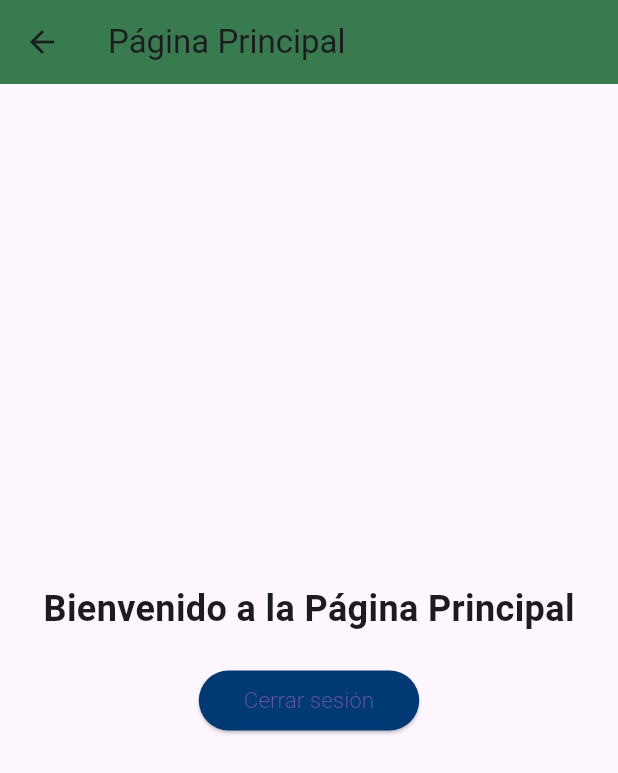
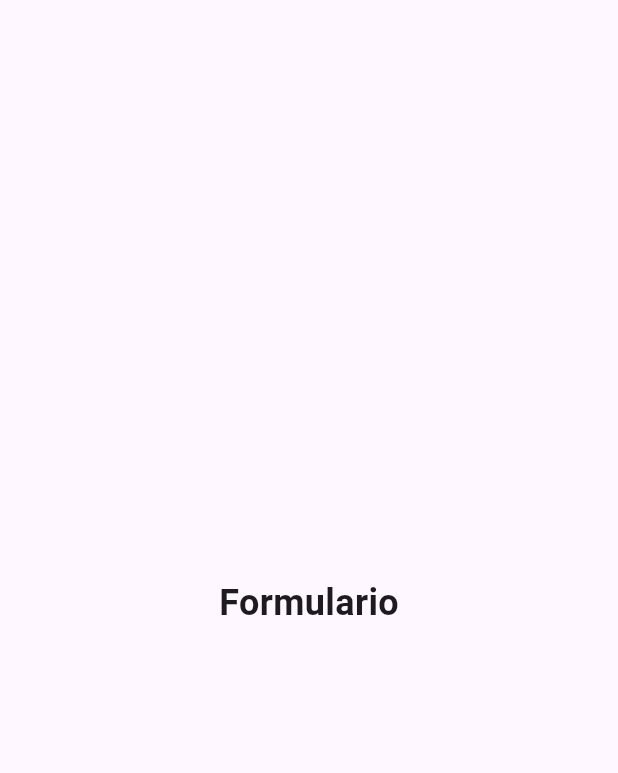
Before and after one commit to irh1n0c/registros-fismet_app, a Flutter app: the HomePage screen opened by its route, on a phone screen of 412 x 824 dp. Shown: the top 773 px of the screen. Run offline on Flutter 3.47's test engine with Material 3 defaults, Android fonts, the light colour scheme and no system bars; our stand-ins replace firebase_auth, firebase_core; accounts and stored records are empty.

Commit message:
backup home_screen

```diff
--- a/lib/login/home_page.dart
+++ b/lib/login/home_page.dart
@@ -5,39 +5,16 @@ class HomePage extends StatelessWidget {
 
   @override
   Widget build(BuildContext context) {
-    return Scaffold(
-      appBar: AppBar(
-        title: const Text('Página Principal'),
-        backgroundColor: const Color.fromARGB(255, 55, 123, 78), // Mismo color que el botón de login
-      ),
+    return const Scaffold(
       body: Center(
         child: Column(
           mainAxisAlignment: MainAxisAlignment.center,
           children: <Widget>[
-            const Text(
-              'Bienvenido a la Página Principal',
+            Text(
+              'Formulario',
               style: TextStyle(fontSize: 24, fontWeight: FontWeight.bold),
             ),
-            const SizedBox(height: 20),
-            ElevatedButton(
-              onPressed: () {
-                // Ejemplo: cerrar sesión o navegar a otra pantalla
-                Navigator.pop(context); // Volver a la pantalla anterior (login)
-              },
-
-              style: ElevatedButton.styleFrom(
-                backgroundColor: const Color(0xFF003A75),
-                padding: const EdgeInsets.symmetric(vertical: 10.0, horizontal: 30.0),
-                shape: RoundedRectangleBorder(
-                  borderRadius: BorderRadius.circular(25),
-                ),
-                textStyle: const TextStyle(
-                  fontWeight: FontWeight.w300,
-                  fontSize: 15,
-                ),
-              ),
-              child: const Text('Cerrar sesión'),
-            ),
+            SizedBox(height: 20),
           ],
         ),
       ),
```
Also changed, not shown: lib/login/home2.dart (added, +46 -0 lines).
